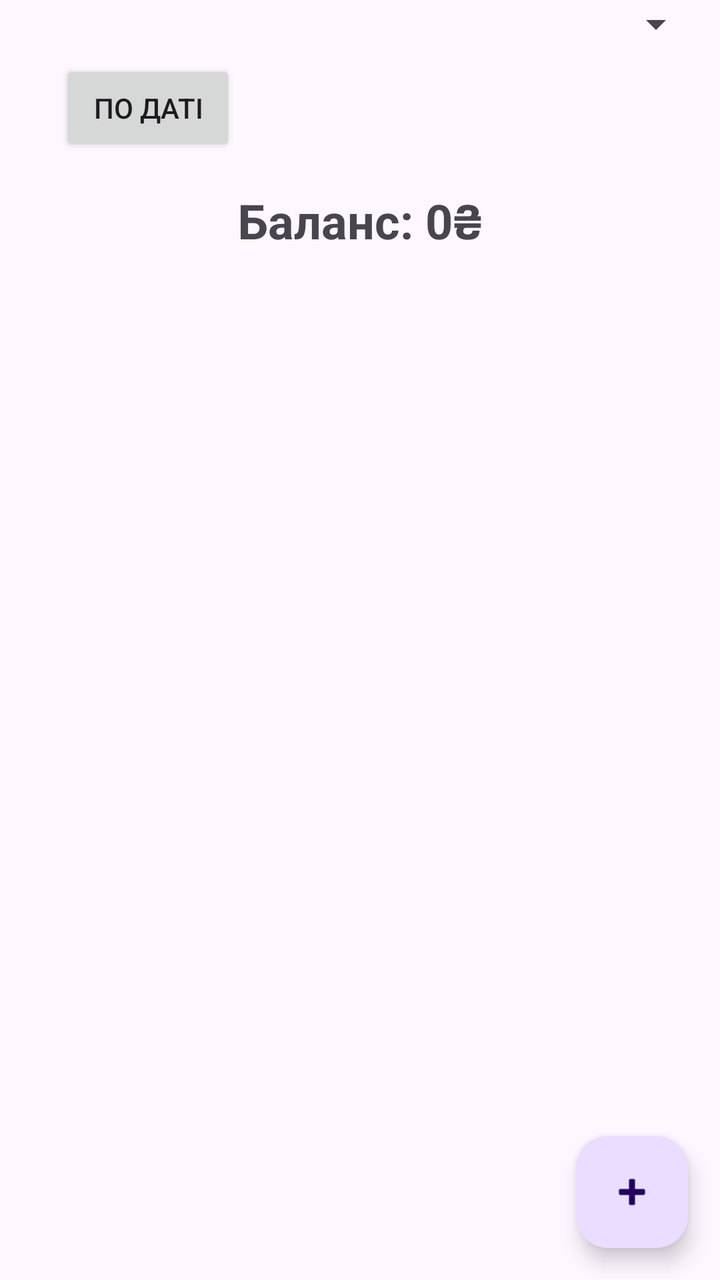
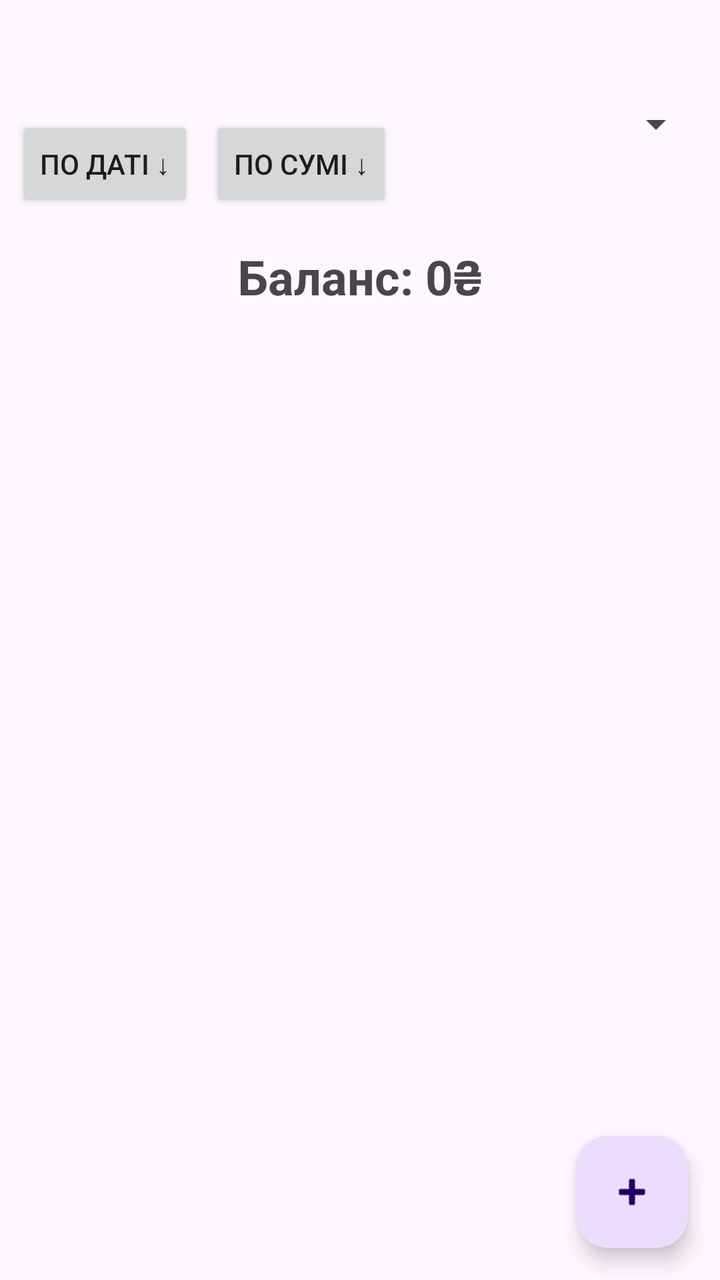

Screens rendered from an Android XML layout before and after an edit, with the pre-edit source and the edit as a unified diff.
<!-- AndroidManifest.xml: application theme Theme.TrackerCosts -->
<!-- res/layout/tracker_fragment_expense_list.xml -->
<?xml version="1.0" encoding="utf-8"?>
<androidx.constraintlayout.widget.ConstraintLayout
    xmlns:android="http://schemas.android.com/apk/res/android"
    xmlns:app="http://schemas.android.com/apk/res-auto"
    android:layout_width="match_parent"
    android:layout_height="match_parent">

    <Button
        android:id="@+id/btn_sort_date"
        android:layout_width="wrap_content"
        android:layout_height="wrap_content"
        android:layout_margin="30dp"
        android:layout_marginStart="4dp"
        android:layout_marginTop="64dp"
        android:text="По даті"
        app:layout_constraintStart_toStartOf="parent"
        app:layout_constraintTop_toTopOf="parent" />

    <Spinner
        android:id="@+id/spinner_filter_category"
        android:layout_width="0dp"
        android:layout_height="wrap_content"
        android:layout_margin="8dp"
        android:layout_marginTop="56dp"
        app:layout_constraintBaseline_toBaselineOf="@id/btn_sort_date"
        app:layout_constraintEnd_toEndOf="parent"
        app:layout_constraintHorizontal_bias="0.533"
        app:layout_constraintStart_toEndOf="@id/btn_sort_date"
        app:layout_constraintTop_toTopOf="parent" />

    <TextView
        android:id="@+id/tv_total_balance"
        android:layout_width="wrap_content"
        android:layout_height="wrap_content"
        android:text="Баланс: 0₴"
        android:textSize="24sp"
        android:textStyle="bold"
        android:padding="16dp"
        app:layout_constraintTop_toBottomOf="@id/btn_sort_date"
        app:layout_constraintStart_toStartOf="parent"
        app:layout_constraintEnd_toEndOf="parent" />

    <androidx.recyclerview.widget.RecyclerView
        android:id="@+id/rv_expenses"
        android:layout_width="0dp"
        android:layout_height="0dp"
        android:padding="8dp"
        app:layout_constraintTop_toBottomOf="@id/tv_total_balance"
        app:layout_constraintBottom_toBottomOf="parent"
        app:layout_constraintStart_toStartOf="parent"
        app:layout_constraintEnd_toEndOf="parent" />

    <com.google.android.material.floatingactionbutton.FloatingActionButton
        android:id="@+id/fab_add_expense"
        android:layout_width="wrap_content"
        android:layout_height="wrap_content"
        android:layout_margin="16dp"
        android:contentDescription="Додати витрату"
        android:src="@android:drawable/ic_input_add"
        app:layout_constraintBottom_toBottomOf="parent"
        app:layout_constraintEnd_toEndOf="parent" />

</androidx.constraintlayout.widget.ConstraintLayout>
<!-- resources referenced by this layout -->
<resources>
  <style name="Theme.TrackerCosts" parent="Base.Theme.TrackerCosts" />
  <style name="Base.Theme.TrackerCosts" parent="Theme.Material3.DayNight.NoActionBar">
          
          
      </style>
</resources>

<!-- the commit's change to res/layout/tracker_fragment_expense_list.xml (unified diff, before → after) -->
@@ -3,30 +3,40 @@
     xmlns:android="http://schemas.android.com/apk/res/android"
     xmlns:app="http://schemas.android.com/apk/res-auto"
     android:layout_width="match_parent"
-    android:layout_height="match_parent">
+    android:layout_height="match_parent"
+    android:paddingTop="50dp">
+    >
 
     <Button
         android:id="@+id/btn_sort_date"
         android:layout_width="wrap_content"
         android:layout_height="wrap_content"
-        android:layout_margin="30dp"
-        android:layout_marginStart="4dp"
-        android:layout_marginTop="64dp"
-        android:text="По даті"
+        android:layout_margin="8dp"
+        android:layout_marginVertical="100dp"
+        android:layout_marginStart="16dp"
+        android:layout_marginTop="96dp"
+        android:text="По даті ↓"
         app:layout_constraintStart_toStartOf="parent"
         app:layout_constraintTop_toTopOf="parent" />
+
+    <Button
+        android:id="@+id/btn_sort_amount"
+        android:layout_width="wrap_content"
+        android:layout_height="wrap_content"
+        android:text="По сумі ↓"
+        android:layout_margin="8dp"
+        app:layout_constraintTop_toTopOf="parent"
+        app:layout_constraintStart_toEndOf="@id/btn_sort_date" />
 
     <Spinner
         android:id="@+id/spinner_filter_category"
         android:layout_width="0dp"
         android:layout_height="wrap_content"
         android:layout_margin="8dp"
-        android:layout_marginTop="56dp"
-        app:layout_constraintBaseline_toBaselineOf="@id/btn_sort_date"
+        app:layout_constraintTop_toTopOf="parent"
+        app:layout_constraintStart_toEndOf="@id/btn_sort_amount"
         app:layout_constraintEnd_toEndOf="parent"
-        app:layout_constraintHorizontal_bias="0.533"
-        app:layout_constraintStart_toEndOf="@id/btn_sort_date"
-        app:layout_constraintTop_toTopOf="parent" />
+        app:layout_constraintBaseline_toBaselineOf="@id/btn_sort_date"/>
 
     <TextView
         android:id="@+id/tv_total_balance"
